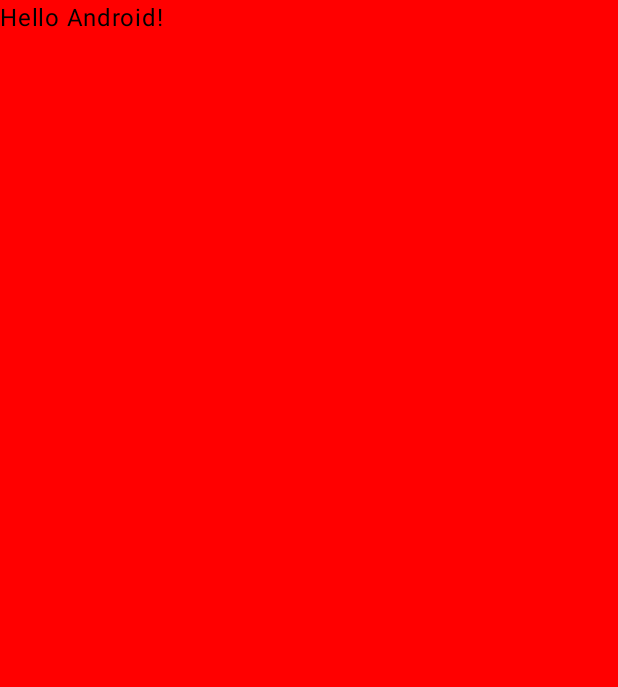
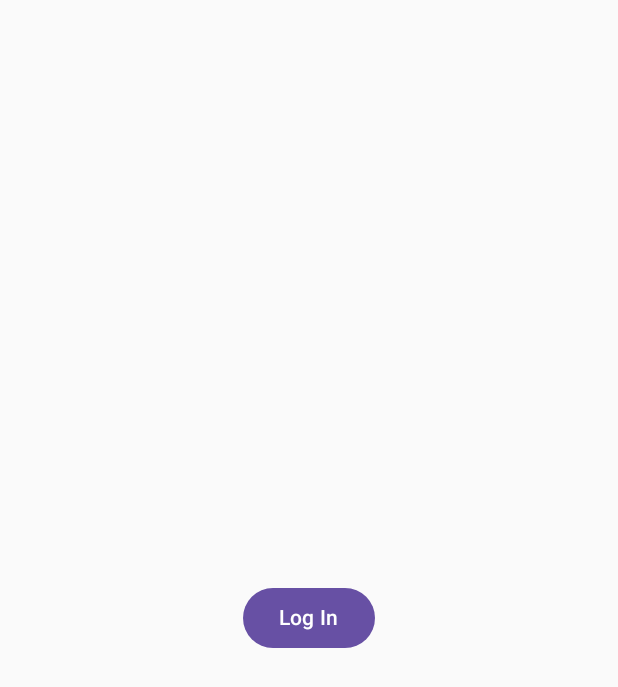
Before and after one commit to Sachinpal8050/WeekendBuddy, an Android app built with Jetpack Compose: the screen it shows after launch (MainActivity), on a phone screen of 412 x 824 dp. Before the commit the part shown is almost empty. Shown: the top 687 px of the screen. Run offline under Robolectric (Android 15) with nearby library versions, the phone set to English and light mode, and no system bars.

Commit message:
nav setup

```diff
--- a/app/build.gradle.kts
+++ b/app/build.gradle.kts
@@ -5,7 +5,7 @@ plugins {
 
 android {
     namespace = "com.example.weekendbuddy"
-    compileSdk = 34
+    compileSdk = 35
 
     defaultConfig {
         applicationId = "com.example.weekendbuddy"
@@ -66,4 +66,5 @@ dependencies {
     androidTestImplementation(libs.androidx.ui.test.junit4)
     debugImplementation(libs.androidx.ui.tooling)
     debugImplementation(libs.androidx.ui.test.manifest)
+    implementation(libs.androidx.navigation.compose)
 }
--- a/app/src/main/java/com/example/weekendbuddy/MainActivity.kt
+++ b/app/src/main/java/com/example/weekendbuddy/MainActivity.kt
@@ -15,6 +15,9 @@ import androidx.compose.ui.graphics.Color
 import androidx.compose.ui.tooling.preview.Preview
 import com.example.weekendbuddy.ui.theme.WeekendBuddyTheme
 import androidx.compose.ui.unit.dp
+import androidx.navigation.compose.rememberNavController
+import com.example.weekendbuddy.navigation.AppNavHost
+import com.example.weekendbuddy.ui.screens.splash.SplashScreen
 
 
 class MainActivity : ComponentActivity() {
@@ -22,14 +25,8 @@ class MainActivity : ComponentActivity() {
         super.onCreate(savedInstanceState)
         enableEdgeToEdge()
         setContent {
-            WeekendBuddyTheme {
-                Scaffold(modifier = Modifier.fillMaxSize(), containerColor = Color.Red) { innerPadding ->
-                    Greeting(
-                        name = "Android",
-                        modifier = Modifier.padding(innerPadding)
-                    )
-                }
-            }
+            val navController = rememberNavController()
+            AppNavHost(navController=navController)
         }
     }
 }
--- /dev/null
+++ b/app/src/main/java/com/example/weekendbuddy/navigation/AppDestinations.kt
@@ -0,0 +1,17 @@
+package com.example.weekendbuddy.navigation
+
+interface AppDestinations {
+    val route: String
+}
+
+object Splash : AppDestinations {
+    override val route = "splash"
+}
+
+object LogIn : AppDestinations {
+    override val route = "login"
+}
+
+object Home : AppDestinations {
+    override val route = "home"
+}
--- /dev/null
+++ b/app/src/main/java/com/example/weekendbuddy/navigation/AppNavHost.kt
@@ -0,0 +1,39 @@
+package com.example.weekendbuddy.navigation
+
+import com.example.weekendbuddy.ui.screens.splash.SplashScreen
+import androidx.compose.runtime.Composable
+import androidx.compose.ui.Modifier
+import androidx.navigation.NavController
+import androidx.navigation.NavHostController
+import androidx.navigation.compose.NavHost
+import androidx.navigation.compose.composable
+import com.example.weekendbuddy.ui.screens.Home.HomeScreen
+import com.example.weekendbuddy.ui.screens.login.LogInScreen
+
+
+@Composable
+fun AppNavHost (navController: NavHostController) {
+    NavHost(navController = navController, startDestination= Splash.route){
+        composable(Splash.route){
+            SplashScreen( navigateToHome = {
+                navController.navigate(Home.route) {
+                    popUpTo(Splash.route) { inclusive = true }
+                }
+            },
+                navigateToLogin = {
+                    navController.navigate(LogIn.route) {
+                        popUpTo(Splash.route) { inclusive = true }
+                    }
+                })
+        }
+
+        composable(LogIn.route) {
+            LogInScreen()
+        }
+
+        composable(Home.route){
+            HomeScreen()
+        }
+    }
+
+}
--- /dev/null
+++ b/app/src/main/java/com/example/weekendbuddy/ui/screens/Home/HomeScreen.kt
@@ -0,0 +1,14 @@
+package com.example.weekendbuddy.ui.screens.Home
+
+import androidx.compose.foundation.layout.Column
+import androidx.compose.material3.Text
+import androidx.compose.runtime.Composable
+
+@Composable
+fun HomeScreen() {
+    Column() {
+        Text(
+            text = "HomeScreen",
+        )
+    }
+}
--- /dev/null
+++ b/app/src/main/java/com/example/weekendbuddy/ui/screens/login/LogInScreen.kt
@@ -0,0 +1,25 @@
+package com.example.weekendbuddy.ui.screens.login
+
+import androidx.compose.foundation.layout.Arrangement
+import androidx.compose.foundation.layout.Column
+import androidx.compose.material3.Text
+import androidx.compose.runtime.Composable
+import androidx.compose.ui.Alignment
+import androidx.compose.ui.Modifier
+import androidx.compose.foundation.layout.fillMaxSize
+import androidx.compose.material3.Button
+
+@Composable
+fun LogInScreen() {
+    Column(
+        modifier = Modifier.fillMaxSize(),
+        verticalArrangement = Arrangement.Center,
+        horizontalAlignment = Alignment.CenterHorizontally
+    ) {
+        Button(onClick = {
+            // TODO: Handle login action here
+        }) {
+            Text(text = "Log In")
+        }
+    }
+}
--- /dev/null
+++ b/app/src/main/java/com/example/weekendbuddy/ui/screens/splash/SplashScreen.kt
@@ -0,0 +1,28 @@
+package com.example.weekendbuddy.ui.screens.splash
+
+import androidx.compose.foundation.layout.Column
+import androidx.compose.material3.Text
+import androidx.compose.runtime.Composable
+import androidx.compose.runtime.LaunchedEffect
+import kotlinx.coroutines.delay
+
+@Composable
+fun SplashScreen(  navigateToHome: () -> Unit,
+                   navigateToLogin: () -> Unit) {
+
+    LaunchedEffect(Unit) {
+        delay(2000)
+        val isLoggedIn = false
+
+        if (isLoggedIn) {
+            navigateToHome()
+        } else {
+            navigateToLogin()
+        }
+    }
+    Column() {
+        Text(
+            text = "Splash screen",
+        )
+    }
+}
--- a/gradle/libs.versions.toml
+++ b/gradle/libs.versions.toml
@@ -8,9 +8,11 @@ espressoCore = "3.5.1"
 lifecycleRuntimeKtx = "2.6.1"
 activityCompose = "1.8.0"
 composeBom = "2023.08.00"
+navigationCompose = "2.7.0"
 
 [libraries]
 androidx-core-ktx = { group = "androidx.core", name = "core-ktx", version.ref = "coreKtx" }
+androidx-navigation-compose = { module = "androidx.navigation:navigation-compose", version.ref = "navigationCompose" }
 junit = { group = "junit", name = "junit", version.ref = "junit" }
 androidx-junit = { group = "androidx.test.ext", name = "junit", version.ref = "junitVersion" }
 androidx-espresso-core = { group = "androidx.test.espresso", name = "espresso-core", version.ref = "espressoCore" }
```
Also changed, not shown: 1 other file.
